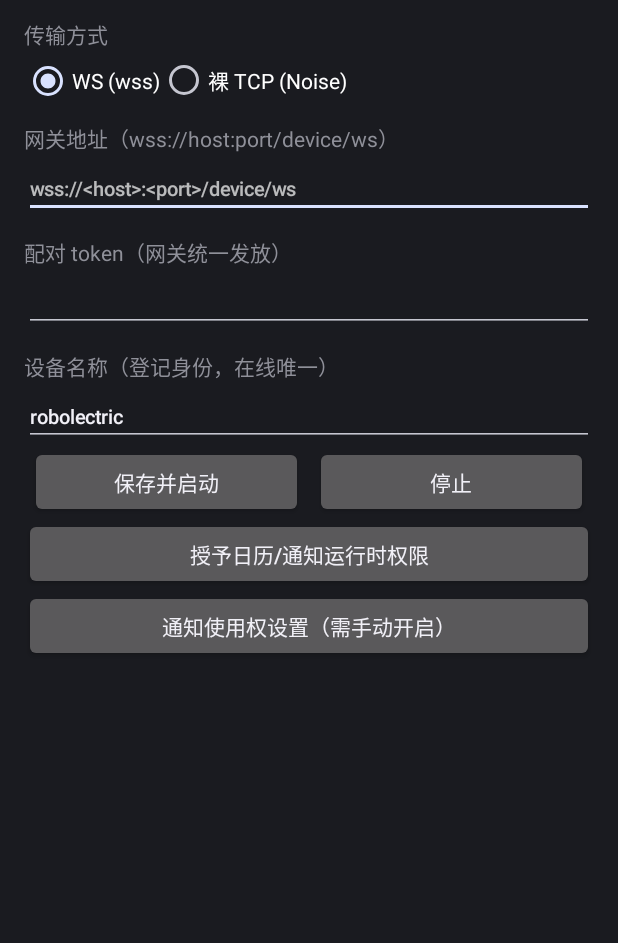
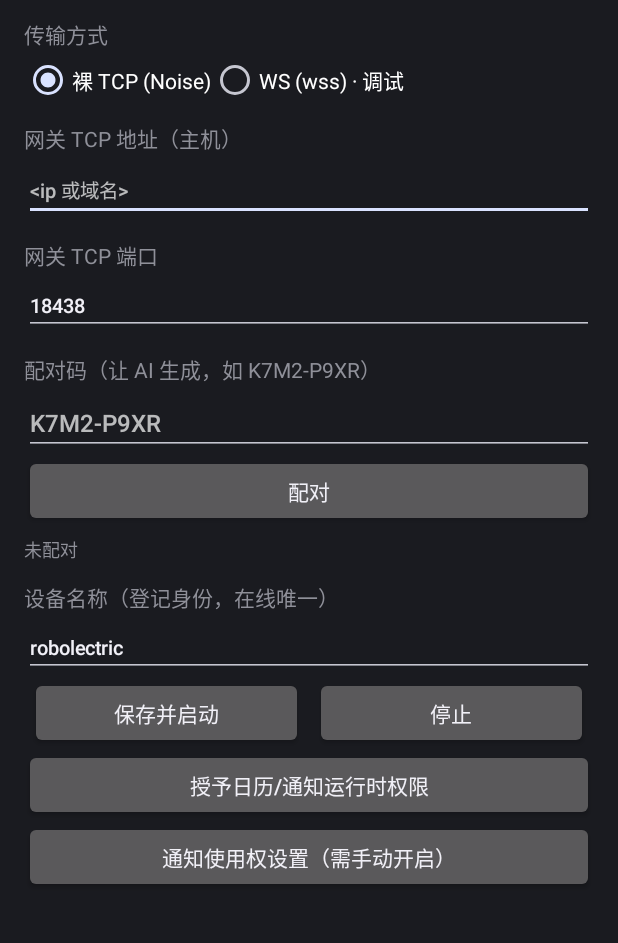
Before and after one commit to h4rm00n/android-mcp-gateway, an Android app: the screen it shows after launch (MainActivity), on a phone screen of 412 x 824 dp, the part 161-1104 px from its top. Run offline under Robolectric (Android 15) with nearby library versions, the phone set to English and light mode, and no system bars; libraries missing offline, so code that uses them is left out: com.southernstorm.noise; pictures from the network do not load.

Commit message:
App 默认传输改为 TCP，UI 中 TCP 前置、WS 标为调试路径；文档标定优先级

```diff
--- a/app/app/src/main/java/dev/amg/device/AppConfig.kt
+++ b/app/app/src/main/java/dev/amg/device/AppConfig.kt
@@ -40,7 +40,7 @@ object AppConfig {
             .ifBlank { "android-device" }
 
     var transport: String
-        get() = prefs.getString("transport", TRANSPORT_WS) ?: TRANSPORT_WS
+        get() = prefs.getString("transport", TRANSPORT_TCP) ?: TRANSPORT_TCP
         set(v) = prefs.edit().putString("transport", v).apply()
 
     var url: String
--- a/app/app/src/main/java/dev/amg/device/MainActivity.kt
+++ b/app/app/src/main/java/dev/amg/device/MainActivity.kt
@@ -90,20 +90,7 @@ class MainActivity : Activity() {
 
         nameInput = EditText(this).apply { setText(AppConfig.deviceName); textSize = 13f }
 
-        // --- WS 组 ---
-        urlInput = EditText(this).apply {
-            setText(AppConfig.url); hint = AppConfig.URL_TEMPLATE; textSize = 13f
-        }
-        tokenInput = EditText(this).apply { setText(AppConfig.token); textSize = 13f }
-        wsGroup = LinearLayout(this).apply {
-            orientation = LinearLayout.VERTICAL
-            addView(label("网关地址（wss://host:port/device/ws）"))
-            addView(urlInput)
-            addView(label("配对 token（网关统一发放）"))
-            addView(tokenInput)
-        }
-
-        // --- TCP 组 ---
+        // --- TCP 组（主路径，放前面）---
         pairHostInput = EditText(this).apply {
             setText(AppConfig.pairingHost); hint = AppConfig.TCP_HOST_TEMPLATE; textSize = 13f
         }
@@ -133,6 +120,24 @@ class MainActivity : Activity() {
             addView(pairStatusView)
         }
 
+        // --- WS 组（调试/局域网/备案后）---
+        urlInput = EditText(this).apply {
+            setText(AppConfig.url); hint = AppConfig.URL_TEMPLATE; textSize = 13f
+        }
+        tokenInput = EditText(this).apply { setText(AppConfig.token); textSize = 13f }
+        wsGroup = LinearLayout(this).apply {
+            orientation = LinearLayout.VERTICAL
+            addView(label("网关地址（wss://host:port/device/ws）"))
+            addView(urlInput)
+            addView(label("配对 token（网关统一发放）"))
+            addView(tokenInput)
+            addView(TextView(this@MainActivity).apply {
+                text = "提示：WS 走明文/反代 TLS，适用于局域网调试、抓包排查、或已完成备案后接 443 反代。"
+                textSize = 11f
+                setPadding(0, dp(4), 0, 0)
+            })
+        }
+
         statusView = TextView(this).apply {
             textSize = 12f
             typeface = Typeface.MONOSPACE
@@ -146,13 +151,13 @@ class MainActivity : Activity() {
         }
 
         val transportGroup = RadioGroup(this).apply { orientation = RadioGroup.HORIZONTAL }
-        val wsRadio = RadioButton(this).apply { text = "WS (wss)"; id = View.generateViewId() }
         val tcpRadio = RadioButton(this).apply { text = "裸 TCP (Noise)"; id = View.generateViewId() }
+        val wsRadio = RadioButton(this).apply { text = "WS (wss) · 调试"; id = View.generateViewId() }
+        transportGroup.addView(tcpRadio)  // 主路径在前
         transportGroup.addView(wsRadio)
-        transportGroup.addView(tcpRadio)
-        if (AppConfig.transport == AppConfig.TRANSPORT_TCP) tcpRadio.isChecked = true else wsRadio.isChecked = true
+        if (AppConfig.transport == AppConfig.TRANSPORT_WS) wsRadio.isChecked = true else tcpRadio.isChecked = true
         transportGroup.setOnCheckedChangeListener { _, checkedId ->
-            val t = if (checkedId == tcpRadio.id) AppConfig.TRANSPORT_TCP else AppConfig.TRANSPORT_WS
+            val t = if (checkedId == wsRadio.id) AppConfig.TRANSPORT_WS else AppConfig.TRANSPORT_TCP
             AppConfig.transport = t
             applyTransportVisibility(t)
             statusView.append("传输方式切换为 $t（需重新「保存并启动」）\n")
@@ -183,8 +188,8 @@ class MainActivity : Activity() {
         })
         root.addView(label("传输方式"))
         root.addView(transportGroup)
-        root.addView(wsGroup)
-        root.addView(tcpGroup)
+        root.addView(tcpGroup)   // 主路径
+        root.addView(wsGroup)    // 调试/局域网
         root.addView(label("设备名称（登记身份，在线唯一）"))
         root.addView(nameInput)
         root.addView(buttonRow)
```
Also changed, not shown: 2 other files.
